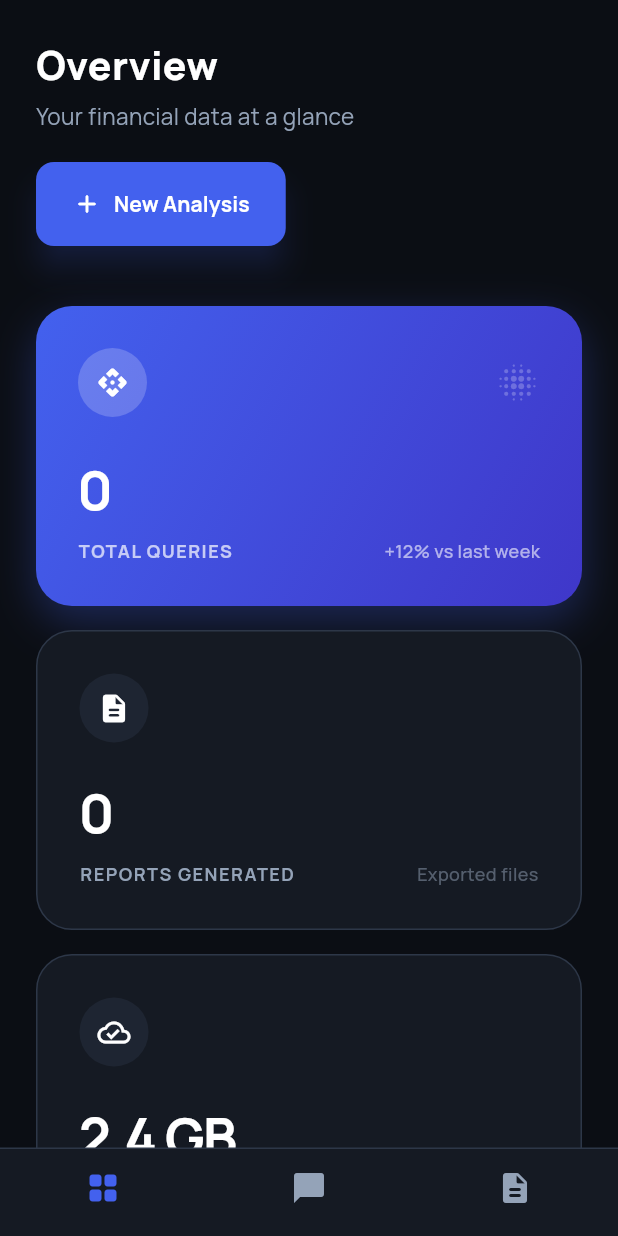
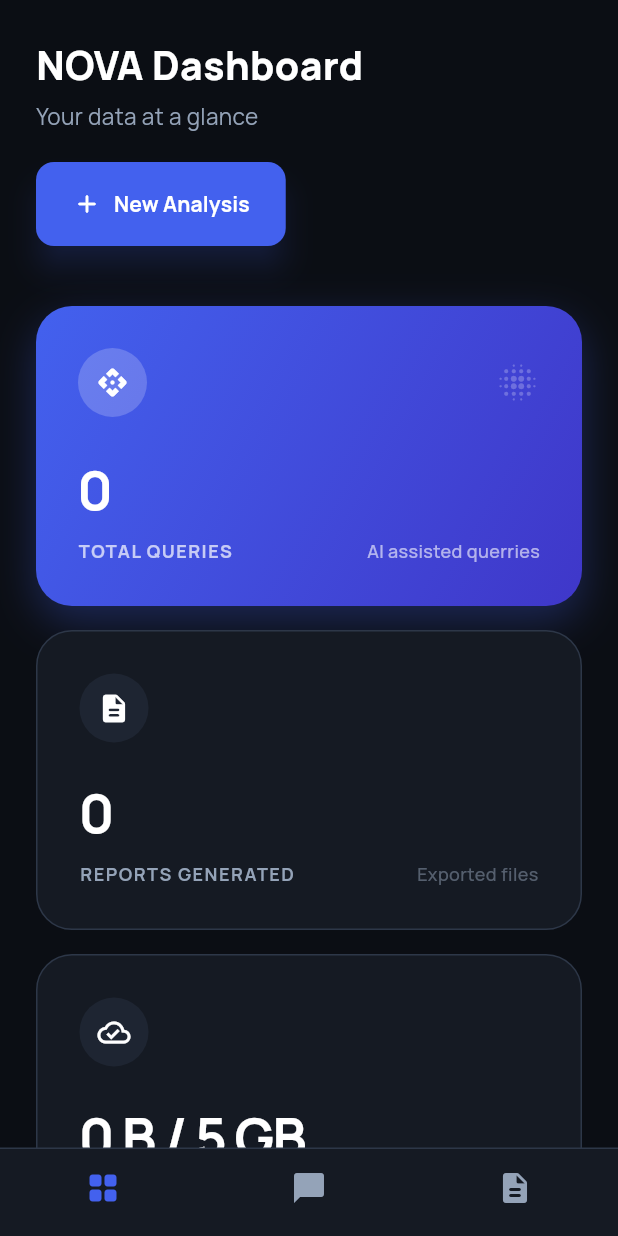
Before and after one commit to Data-Analytics-Processor/dashboard_flutterWeb, a Flutter app: the screen it shows after launch, on a phone screen of 412 x 824 dp. Run offline on Flutter 3.47's test engine with Material 3 defaults, Android fonts, the phone set to English and light mode, and no system bars; our stand-ins replace file_picker, google_fonts, web; missing offline and left inert: dart:js_interop, excel; network calls fail.

Commit message:
ui fixes 2

```diff
--- a/lib/pages/ChatPage.dart
+++ b/lib/pages/ChatPage.dart
@@ -262,7 +262,7 @@ class _ChatPageState extends State<ChatPage> {
                       style: const TextStyle(color: kTextWhite),
                       cursorColor: kBankPrimary,
                       decoration: const InputDecoration(
-                        hintText: "Add instructions...",
+                        hintText: "Ask about your data...",
                         hintStyle: TextStyle(color: kTextGrey),
                         border: InputBorder.none,
                         isDense: true,
--- a/lib/pages/HomePage.dart
+++ b/lib/pages/HomePage.dart
@@ -7,6 +7,14 @@ class HomePage extends StatelessWidget {
   final Function(int) onNavigate;
 
   const HomePage({super.key, required this.onNavigate});
+
+  // Helper to format bytes to readable string
+String _formatDataSize(int totalBytes) {
+  if (totalBytes < 1024) return "${totalBytes} B";
+  if (totalBytes < 1024 * 1024) return "${(totalBytes / 1024).toStringAsFixed(1)} KB";
+  if (totalBytes < 1024 * 1024 * 1024) return "${(totalBytes / (1024 * 1024)).toStringAsFixed(2)} MB";
+  return "${(totalBytes / (1024 * 1024 * 1024)).toStringAsFixed(2)} GB";
+}
 
   @override
   Widget build(BuildContext context) {
@@ -32,12 +40,12 @@ class HomePage extends StatelessWidget {
                   crossAxisAlignment: CrossAxisAlignment.start,
                   children: [
                     Text(
-                      "Overview",
+                      "NOVA Dashboard",
                       style: TextStyle(color: kTextWhite, fontSize: isMobile ? 26 : 32, fontWeight: FontWeight.w800),
                     ),
                     const SizedBox(height: 6),
                     Text(
-                      "Your financial data at a glance",
+                      "Your data at a glance",
                       style: TextStyle(color: kTextGrey, fontSize: 15),
                     ),
                   ],
@@ -72,7 +80,7 @@ class HomePage extends StatelessWidget {
                       return _BankCard(
                         title: "Total Queries",
                         value: "$count",
-                        subtitle: "+12% vs last week",
+                        subtitle: "AI assisted querries",
                         icon: Icons.api_rounded,
                         isPrimary: true,
                       );
@@ -92,12 +100,22 @@ class HomePage extends StatelessWidget {
                     },
                   ),
                   // 3. STATIC CARD
-                  const _BankCard(
-                    title: "Data Processed",
-                    value: "2.4 GB",
-                    subtitle: "Cloud usage",
-                    icon: Icons.cloud_done_outlined,
-                    isPrimary: false,
+                  ValueListenableBuilder<List<Report>>(
+                    valueListenable: reports.reportsNotifier,
+                    builder: (context, reportList, _) {
+                      final int totalBytes = reportList.fold(
+                        0,
+                        (sum, report) => sum + report.data.length
+                      );
+                      final String usedData = _formatDataSize(totalBytes);
+                      return _BankCard(
+                        title: "Data Processed",
+                        value: "$usedData / 5 GB",
+                        subtitle: "Cloud usage",
+                        icon: Icons.cloud_done_outlined,
+                        isPrimary: false,
+                      );
+                    },
                   ),
                 ];
 
@@ -136,13 +154,6 @@ class HomePage extends StatelessWidget {
                   subLabel: "Download CSVs",
                   isMobile: isMobile,
                   onTap: () => onNavigate(2)
-                ),
-                _ActionTile(
-                  icon: Icons.settings_outlined,
-                  label: "Settings",
-                  subLabel: "Configure API",
-                  isMobile: isMobile,
-                  onTap: () {}
                 ),
               ],
             )
```
Also changed, not shown: pubspec.lock.
